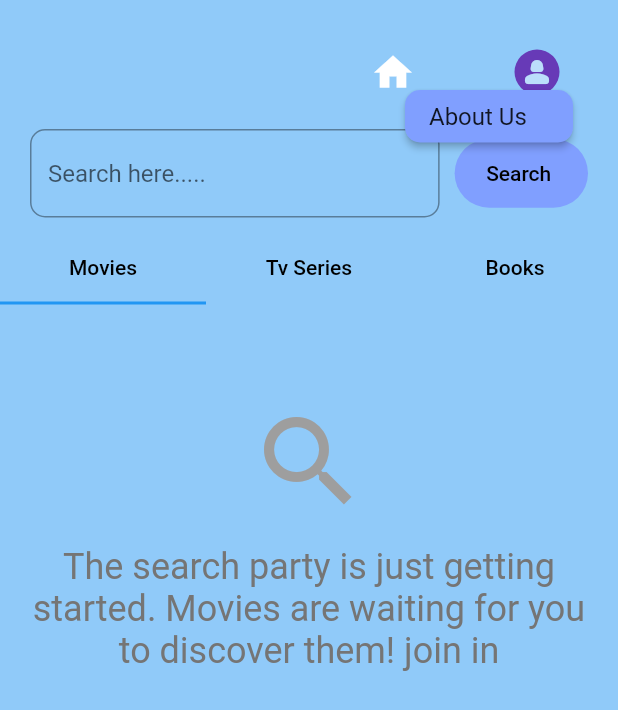
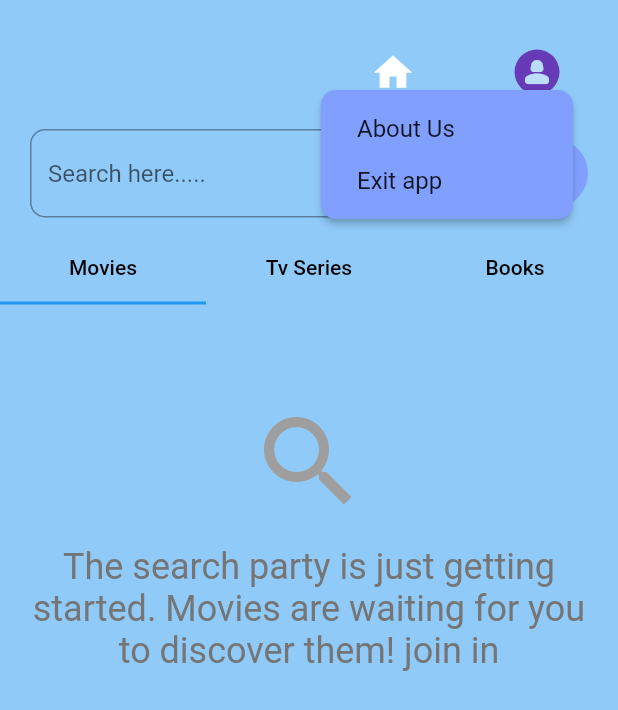
Before and after one commit to jananga99/search_films_books, a Flutter app: the screen it shows after launch, after a tap on the "person 2" icon, on a phone screen of 412 x 824 dp. Shown: the top 710 px of the screen. Run offline on Flutter 3.47's test engine with Material 2 defaults, Android fonts, the light colour scheme and no system bars; our stand-ins replace bloc, cached_network_image, equatable, flutter_bloc, flutter_dotenv, font_awesome_flutter and 2 more; network calls fail.

Commit message:
Exit app added

```diff
--- a/lib/header_bar/widgets/profile.dart
+++ b/lib/header_bar/widgets/profile.dart
@@ -1,4 +1,5 @@
 import 'package:flutter/material.dart';
+import 'package:flutter/services.dart';
 import 'package:ftb/common/constants/route_constants.dart';
 
 import '../../common/constants/ui_constants.dart';
@@ -12,6 +13,10 @@ class Profile extends StatelessWidget {
       Navigator.of(context).pushNamed(RouteConstants.aboutUsRoute);
     }
 
+    void handleExit() {
+      SystemChannels.platform.invokeMethod('SystemNavigator.pop');
+    }
+
     return PopupMenuButton<int>(
       icon: CircleAvatar(
           backgroundColor:
@@ -22,7 +27,18 @@ class Profile extends StatelessWidget {
         const PopupMenuItem(
           value: 1,
           height: 15,
-          child: Text('About Us'),
+          child: Padding(
+            padding: EdgeInsets.all(8.0),
+            child: Text('About Us'),
+          ),
+        ),
+        const PopupMenuItem(
+          value: 2,
+          height: 15,
+          child: Padding(
+            padding: EdgeInsets.all(8.0),
+            child: Text('Exit app'),
+          ),
         ),
       ],
       offset: const Offset(0, 40),
@@ -35,6 +51,8 @@ class Profile extends StatelessWidget {
       onSelected: (value) {
         if (value == 1) {
           handleAboutUs();
+        } else if (value == 2) {
+          handleExit();
         }
       },
     );
```
